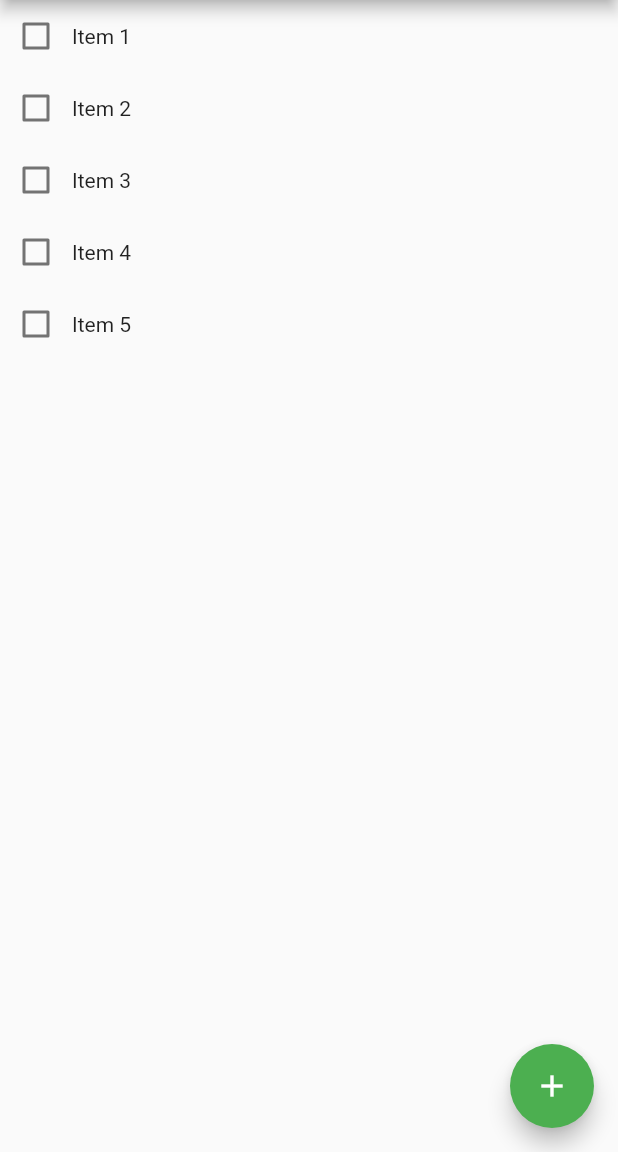
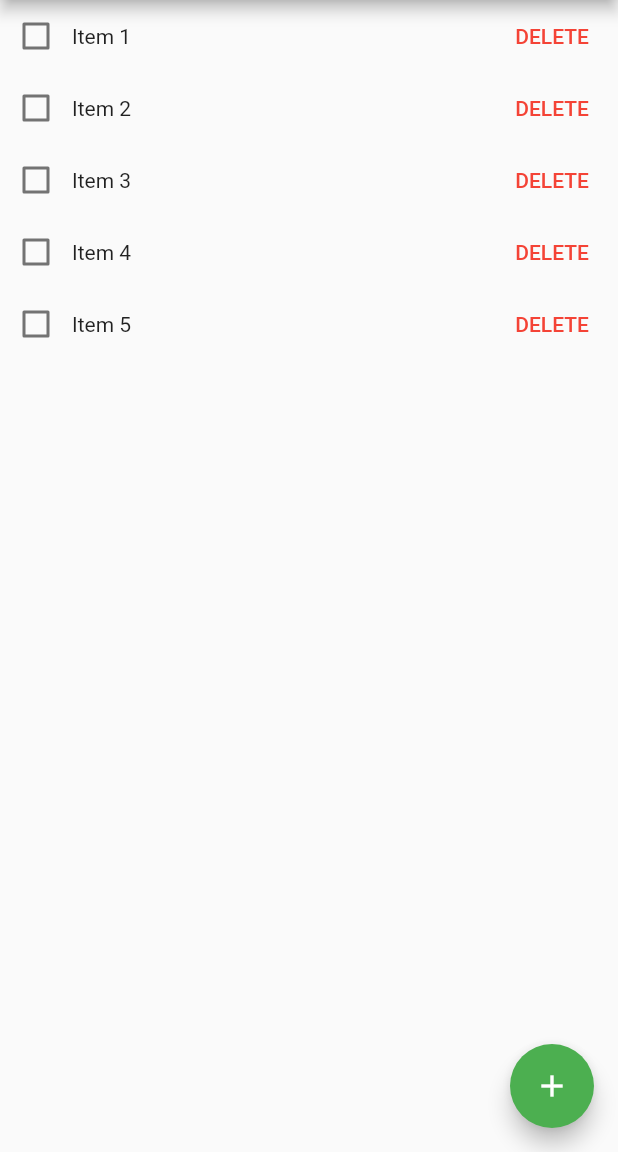
Before and after one commit to lickorice/flutter-todo-list_old, a Flutter app: the screen it shows after launch, on a phone screen of 412 x 824 dp, the part 84-1236 px from its top. Run offline on Flutter 3.47's test engine with Material 2 defaults, Android fonts, the phone set to English and light mode, and no system bars.

Commit message:
Add deletion functionality in TodoListItem

```diff
--- a/lib/main.dart
+++ b/lib/main.dart
@@ -29,7 +29,8 @@ class _TodoListState extends State<TodoList> {
   }
 
   Widget _buildTodoList() {
-    return new ListView.builder(itemBuilder: (context, index) {
+    return new ListView.builder(
+      itemBuilder: (context, index) {
         if (index < _todoList.length) return _todoList[index];
       },
     );
@@ -68,11 +69,15 @@ class TodoListItem extends StatefulWidget {
 
 class _TodoListItemState extends State<TodoListItem> {
   bool _checked = false;
+  bool _isDeleted = false;
 
   @override
   Widget build(BuildContext context) {
-    return Row(
+    if (_isDeleted) return Container();
+    else return Row(
+      mainAxisAlignment: MainAxisAlignment.spaceBetween,
       children: <Widget>[
+        Row(children: <Widget>[
           Checkbox(
             value: _checked,
             onChanged: (bool value) {setState(() {
@@ -80,6 +85,17 @@ class _TodoListItemState extends State<TodoListItem> {
             });},
           ),
           Text(widget.itemTitle),
+        ],),
+        Row(children: <Widget>[
+          FlatButton(
+            onPressed: () {
+              setState(() {
+                _isDeleted = true;
+              });
+            },
+            child: Text("DELETE", style: TextStyle(color: Colors.red),),
+          ),
+        ],),
       ],
     );
   }
```
Lines whose indentation alone changed are shown as unchanged.
